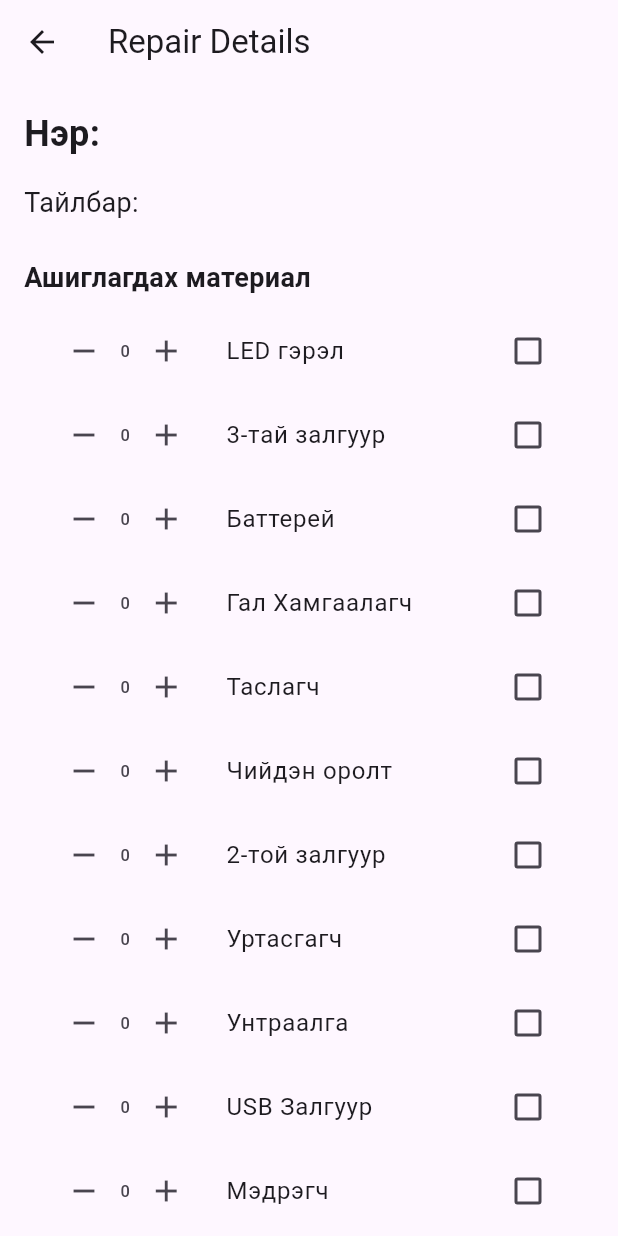
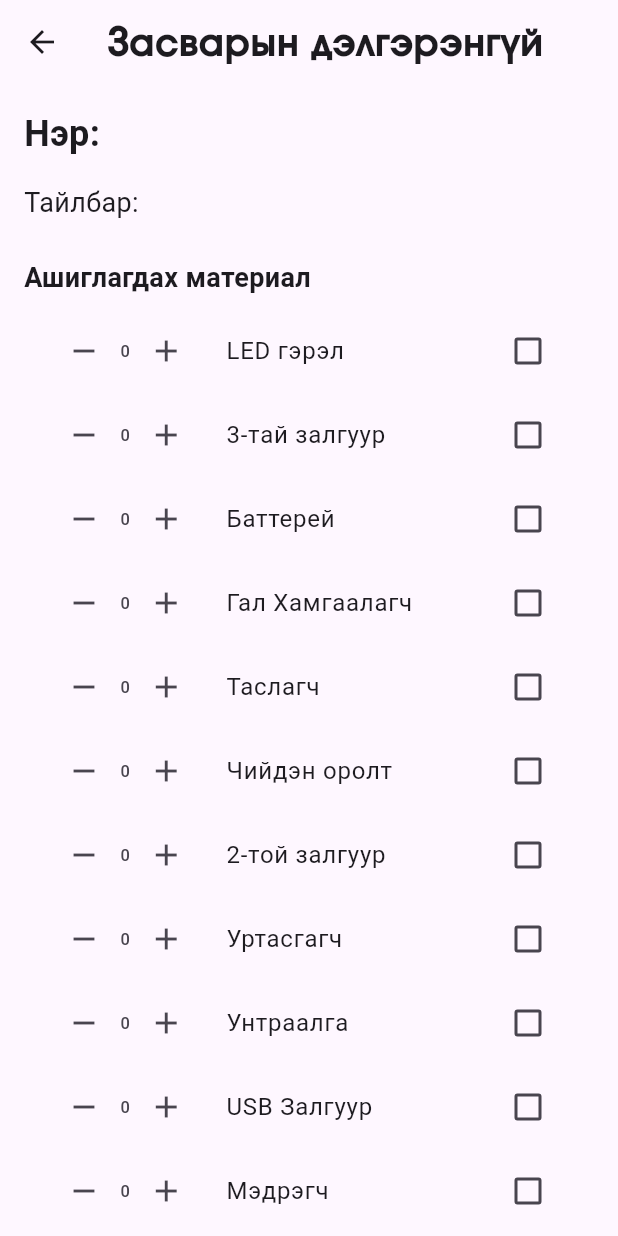
Before and after one commit to Sumiyall/esource, a Flutter app: the RepairDetailsPage screen opened directly with empty values, on a phone screen of 412 x 824 dp. Run offline on Flutter 3.47's test engine with Material 3 defaults, Android fonts, the phone set to English and light mode, and no system bars; our stand-ins replace firebase_auth, firebase_core, firebase_database, firebase_storage, image_picker; accounts and stored records are empty.

```diff
--- a/lib/manager/add_work.dart
+++ b/lib/manager/add_work.dart
@@ -72,7 +72,7 @@ class _AddWorkPageState extends State<AddWorkPage> {
                     _selectedDuration = newValue!;
                   });
                 },
-                workerJobRequests: jobRequestProvider.jobRequests, // Add this line
+                workerJobRequests: jobRequestProvider.jobRequests,
               ),
               ApplianceReqTable(
                 selectedDuration: _selectedDuration,
@@ -82,7 +82,7 @@ class _AddWorkPageState extends State<AddWorkPage> {
                   });
                 },
                 acceptedRequests: widget.acceptedRequests,
-                itemRequests: itemRequestProvider.pendingRequests, // Pass the item requests
+                itemRequests: itemRequestProvider.pendingRequests,
               ),
             ],
           ),
@@ -90,6 +90,7 @@ class _AddWorkPageState extends State<AddWorkPage> {
       ),
     );
   }
+
   Widget _buildCategoryCard(String imagePath, String title) {
     return GestureDetector(
       onTap: () {
--- a/lib/worker/repair_details.dart
+++ b/lib/worker/repair_details.dart
@@ -14,20 +14,21 @@ class RepairDetailsPage extends StatefulWidget {
 
 class _RepairDetailsPageState extends State<RepairDetailsPage> {
   int _selectedHours = 0;
-  String status = 'In Progress';
+  String status = 'Засагдаж байна';
   Map<String, int> selectedMaterials = {};
   String _selectedItem = '';
   double _totalPrice = 0.0;
 
-  // Define the hourly rate for the repair service
-  final double hourlyRate = 50.0; // Replace with your actual hourly rate
+
+  final double hourlyRate = 20000.0;
 
   @override
-  void initState() {
-    super.initState();
-    _selectedItem = widget.task['name'] ?? '';
-    _fetchTaskDetails();
-  }
+void initState() {
+  super.initState();
+  _selectedItem = widget.task['name'] ?? '';
+  status = 'Засагдаж байна';
+  _fetchTaskDetails();
+}
 
   Future<void> _fetchTaskDetails() async {
     final taskId = widget.task['id'];
@@ -42,7 +43,7 @@ class _RepairDetailsPageState extends State<RepairDetailsPage> {
         final taskData = Map<String, dynamic>.from(dataSnapshot.value as Map<dynamic, dynamic>);
         setState(() {
           _selectedHours = taskData['selectedHours'] ?? 0;
-          status = taskData['status'] ?? 'In Progress';
+          status = taskData['status'] ?? 'Засагдаж байна';
           selectedMaterials = Map<String, int>.from(taskData['selectedMaterials'] ?? {});
           _totalPrice = taskData['totalPrice'] ?? 0.0;
         });
@@ -61,10 +62,9 @@ class _RepairDetailsPageState extends State<RepairDetailsPage> {
       totalMaterialPrice += (material['price'] ?? 0) * quantity;
     });
 
-    // Calculate the labor cost based on the selected hours and hourly rate
     double laborCost = _selectedHours * hourlyRate;
 
-    // Calculate the total price by adding the material price and labor cost
+
     setState(() {
       _totalPrice = totalMaterialPrice + laborCost;
     });
@@ -79,7 +79,6 @@ class _RepairDetailsPageState extends State<RepairDetailsPage> {
   DatabaseReference taskRef =
       FirebaseDatabase(databaseURL: databaseURL).reference().child('tasks').child(taskId);
 
-  // Sanitize the keys in selectedMaterials
   Map<String, int> sanitizedMaterials = {};
   selectedMaterials.forEach((key, value) {
     String sanitizedKey = key.replaceAll(RegExp(r'[/\.#$\[\]]'), '_');
@@ -96,7 +95,7 @@ class _RepairDetailsPageState extends State<RepairDetailsPage> {
     print('Task details updated successfully');
   } catch (error) {
     print('Error updating task details: $error');
-    // Handle the error, show an error message, or perform any necessary actions
+
   }
 }
 
@@ -106,7 +105,11 @@ class _RepairDetailsPageState extends State<RepairDetailsPage> {
 
     return Scaffold(
       appBar: AppBar(
-        title: Text('Repair Details'),
+        title: const Text(
+          'Засварын дэлгэрэнгүй',
+          style: TextStyle(fontFamily: 'Mogul3', fontSize: 28),
+        ),
+        automaticallyImplyLeading: true,
       ),
       body: SingleChildScrollView(
         child: Padding(
@@ -186,7 +189,7 @@ class _RepairDetailsPageState extends State<RepairDetailsPage> {
               }).toList(),
               SizedBox(height: 16),
               Text(
-                'Estimated Hours',
+                'Тооцоолж буй хугацаа',
                 style: TextStyle(
                   fontSize: 18,
                   fontWeight: FontWeight.bold,
@@ -212,10 +215,10 @@ class _RepairDetailsPageState extends State<RepairDetailsPage> {
               DropdownButtonFormField<String>(
                 value: status,
                 decoration: InputDecoration(
-                  labelText: 'Status',
+                  labelText: 'Үйл явц',
                   border: OutlineInputBorder(),
                 ),
-                items: ['In Progress', 'Completed'].map((String value) {
+                items: ['Засагдаж байна', 'Дууссан'].map((String value) {
                   return DropdownMenuItem<String>(
                     value: value,
                     child: Text(value),
@@ -228,6 +231,14 @@ class _RepairDetailsPageState extends State<RepairDetailsPage> {
                 },
               ),
               SizedBox(height: 24),
+              Text(
+                'Нийт үнэ: $_totalPrice',
+                style: TextStyle(
+                  fontSize: 18,
+                  fontWeight: FontWeight.bold,
+                ),
+              ),
+              SizedBox(height: 16),
               ElevatedButton(
                 onPressed: () {
                   _calculateTotalPrice();
@@ -237,8 +248,8 @@ class _RepairDetailsPageState extends State<RepairDetailsPage> {
                     context: context,
                     builder: (BuildContext context) {
                       return AlertDialog(
-                        title: Text('Total Price'),
-                        content: Text('The total price is: $_totalPrice'),
+                        title: Text('Нийт үнэ'),
+                        content: Text('Нийт үнэ нь : $_totalPrice'),
                         actions: [
                           TextButton(
                             onPressed: () {
@@ -251,16 +262,25 @@ class _RepairDetailsPageState extends State<RepairDetailsPage> {
                     },
                   );
                 },
-                child: Text('Update'),
+                style: ElevatedButton.styleFrom(
+                          foregroundColor: Colors.white,
+                          backgroundColor: Color(0xFF4894FE),
+                          shape: RoundedRectangleBorder(
+                            borderRadius: BorderRadius.circular(10.0),
+                          ),
+                          padding: EdgeInsets.symmetric(
+                              vertical: 10.0, horizontal: 24.0),
+                        ),
+                child: Text('Шинэчлэх'),
               ),
               SizedBox(height: 16),
-              Text(
-                'Total Price: $_totalPrice',
-                style: TextStyle(
-                  fontSize: 18,
-                  fontWeight: FontWeight.bold,
-                ),
-              ),
+              // Text(
+              //   'Нийт үнэ: $_totalPrice',
+              //   style: TextStyle(
+              //     fontSize: 18,
+              //     fontWeight: FontWeight.bold,
+              //   ),
+              // ),
             ],
           ),
         ),
```
Also changed, not shown: lib/manager/work/work_req_table.dart (+39 -17 lines), lib/worker/my_work.dart (indentation only).
